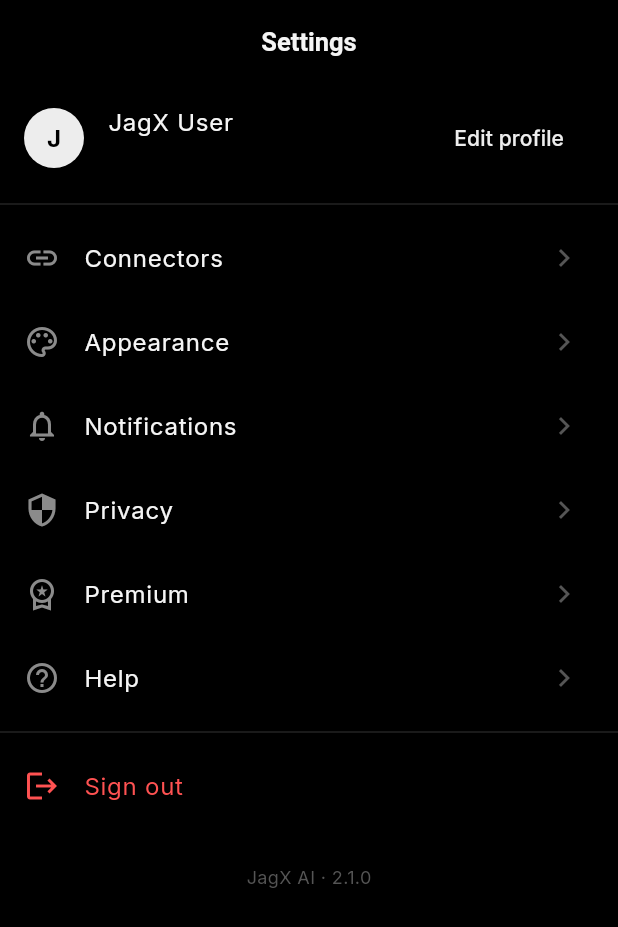
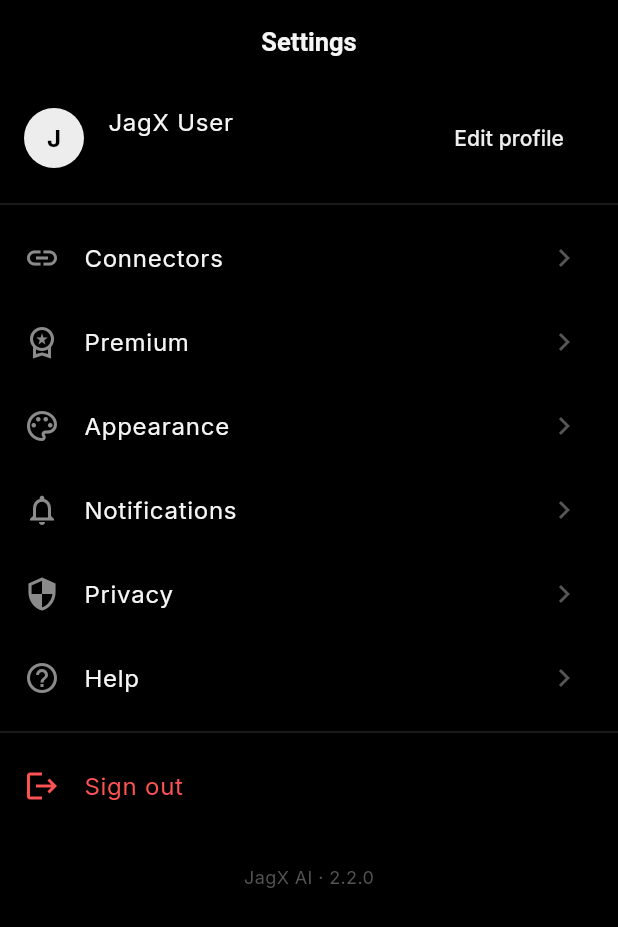
Before and after one commit to wantajudeen/jagx-ai-app, a Flutter app: the SettingsScreen screen opened by its route, on a phone screen of 412 x 824 dp. Shown: the top 927 px of the screen. Run offline on Flutter 3.47's test engine with Material 3 defaults, Android fonts, the phone set to English and light mode, and no system bars; our stand-ins replace dio, flutter_dotenv, flutter_riverpod, go_router, google_fonts, shared_preferences and 1 more; accounts and stored records are empty.

Commit message:
Wire Settings Premium to /premium route

```diff
--- a/lib/screens/settings_screen.dart
+++ b/lib/screens/settings_screen.dart
@@ -62,10 +62,11 @@
           ),
           const Divider(color: Jx.border),
           _tile(Icons.link, 'Connectors', () => context.push('/connectors')),
+          _tile(Icons.workspace_premium_outlined, 'Premium',
+              () => context.push('/premium')),
           _tile(Icons.palette_outlined, 'Appearance', () {}),
           _tile(Icons.notifications_outlined, 'Notifications', () {}),
           _tile(Icons.security_outlined, 'Privacy', () {}),
-          _tile(Icons.workspace_premium_outlined, 'Premium', () {}),
           _tile(Icons.help_outline, 'Help', () {}),
           const Divider(color: Jx.border),
           ListTile(
@@ -82,7 +83,7 @@
           const Padding(
             padding: EdgeInsets.all(24),
             child: Center(
-              child: Text('JagX AI · 2.1.0',
+              child: Text('JagX AI · 2.2.0',
                   style: TextStyle(color: Jx.dim, fontSize: 12)),
             ),
           ),
```
